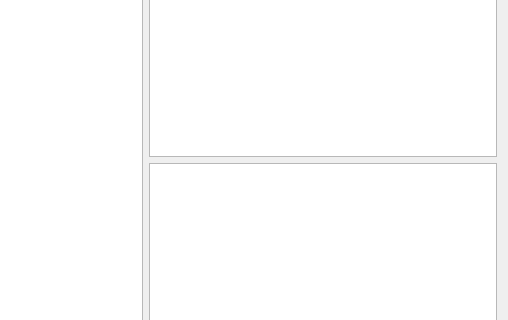
losfroger/ajedrez-juego, file game/tablero.ui: the form before one commit; both pictures show x 468 to 976 and y 176 to 496 of the 976 by 628 pixel window.
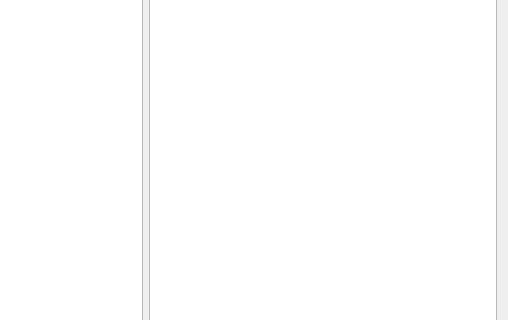
The form after the commit.

What changed in the file:
```diff
--- a/game/tablero.ui
+++ b/game/tablero.ui
@@ -64,14 +64,10 @@
 &lt;html&gt;&lt;head&gt;&lt;meta name=&quot;qrichtext&quot; content=&quot;1&quot; /&gt;&lt;style type=&quot;text/css&quot;&gt;
 p, li { white-space: pre-wrap; }
 &lt;/style&gt;&lt;/head&gt;&lt;body style=&quot; font-family:'Ubuntu'; font-size:11pt; font-weight:400; font-style:normal;&quot;&gt;
-&lt;p style=&quot; margin-top:0px; margin-bottom:0px; margin-left:0px; margin-right:0px; -qt-block-indent:0; text-indent:0px;&quot;
 &lt;p style=&quot;-qt-paragraph-type:empty; margin-top:0px; margin-bottom:0px; margin-left:0px; margin-right:0px; -qt-block-indent:0; text-indent:0px;&quot;&gt;&lt;br /&gt;&lt;/p&gt;&lt;/body&gt;&lt;/html&gt;</string>
          </property>
         </widget>
        </item>
-       <item>
-        <widget class="QPlainTextEdit" name="plainTextEdit"/>
-       </item>
       </layout>
      </item>
     </layout>
```
Left out of the diff: 2 changed lines with no effect on the pictures.
